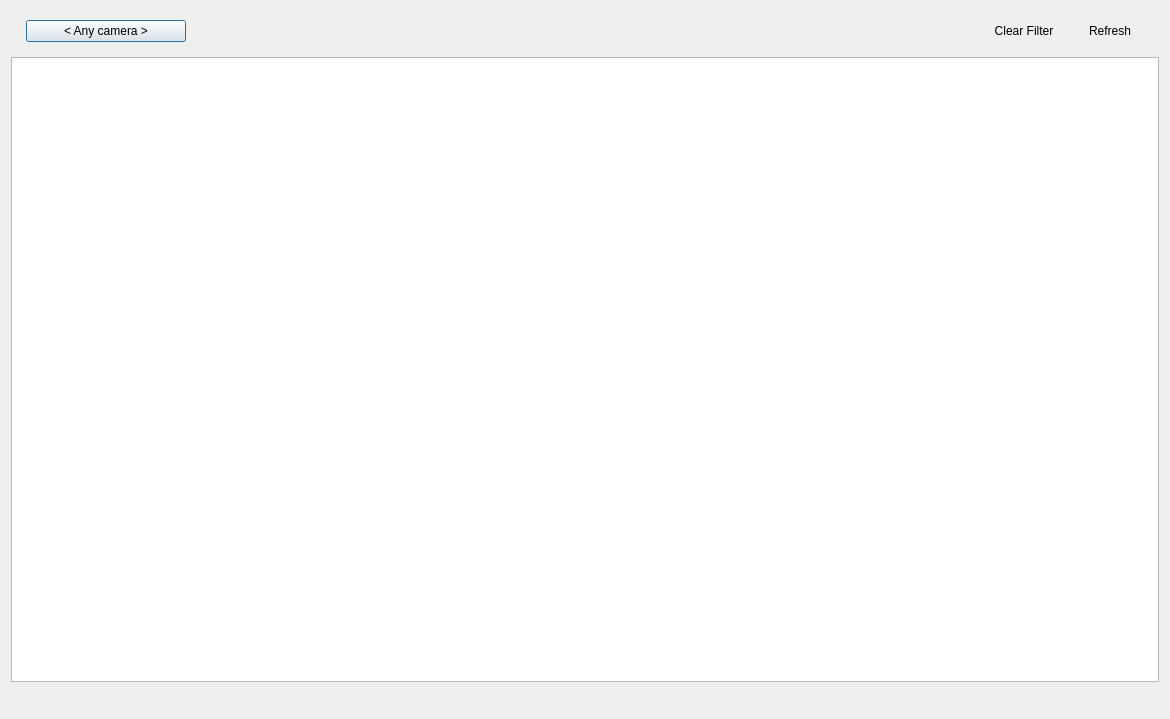
Qt form client/libclient/src/ui/dialogs/search_bookmarks_dialog.ui (networkoptix/nx_open) before a commit.
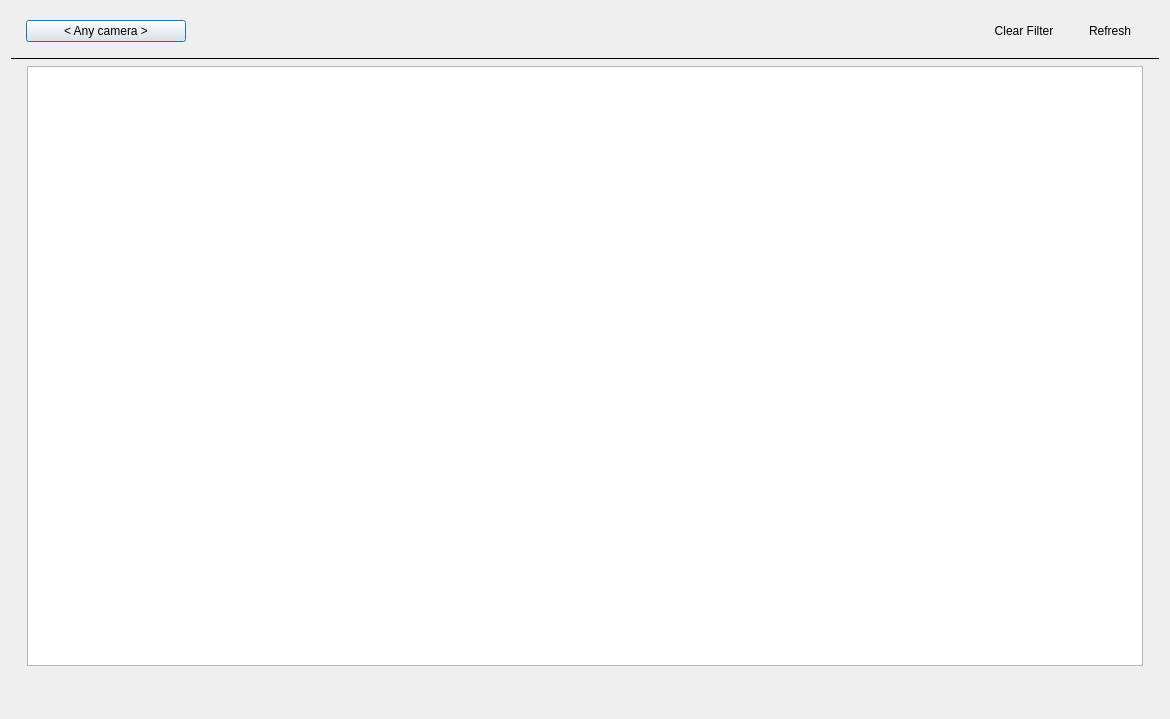
The same form after that commit. Custom widgets are drawn as their Qt base class.

What changed in the file:
```diff
--- a/client/libclient/src/ui/dialogs/search_bookmarks_dialog.ui
+++ b/client/libclient/src/ui/dialogs/search_bookmarks_dialog.ui
@@ -84,21 +84,31 @@
      </layout>
     </widget>
    </item>
+   <item>
+    <widget class="Line" name="line">
+     <property name="frameShadow">
+      <enum>QFrame::Plain</enum>
+     </property>
+     <property name="orientation">
+      <enum>Qt::Horizontal</enum>
+     </property>
+    </widget>
+   </item>
    <item>
     <widget class="QStackedWidget" name="stackedWidget">
      <widget class="QWidget" name="gridPage">
       <layout class="QVBoxLayout" name="verticalLayout_3">
        <property name="leftMargin">
-        <number>0</number>
+        <number>16</number>
        </property>
        <property name="topMargin">
         <number>0</number>
        </property>
        <property name="rightMargin">
-        <number>0</number>
+        <number>16</number>
        </property>
        <property name="bottomMargin">
-        <number>0</number>
+        <number>16</number>
        </property>
        <item>
         <widget class="QnTableView" name="gridBookmarks">
@@ -114,12 +124,12 @@
          <property name="editTriggers">
           <set>QAbstractItemView::NoEditTriggers</set>
          </property>
-         <property name="alternatingRowColors">
-          <bool>true</bool>
-         </property>
          <property name="selectionBehavior">
           <enum>QAbstractItemView::SelectRows</enum>
          </property>
+         <property name="showGrid">
+          <bool>false</bool>
+         </property>
          <property name="sortingEnabled">
           <bool>true</bool>
          </property>
```
Left out of the diff: 12 changed lines with no effect on the pictures.
